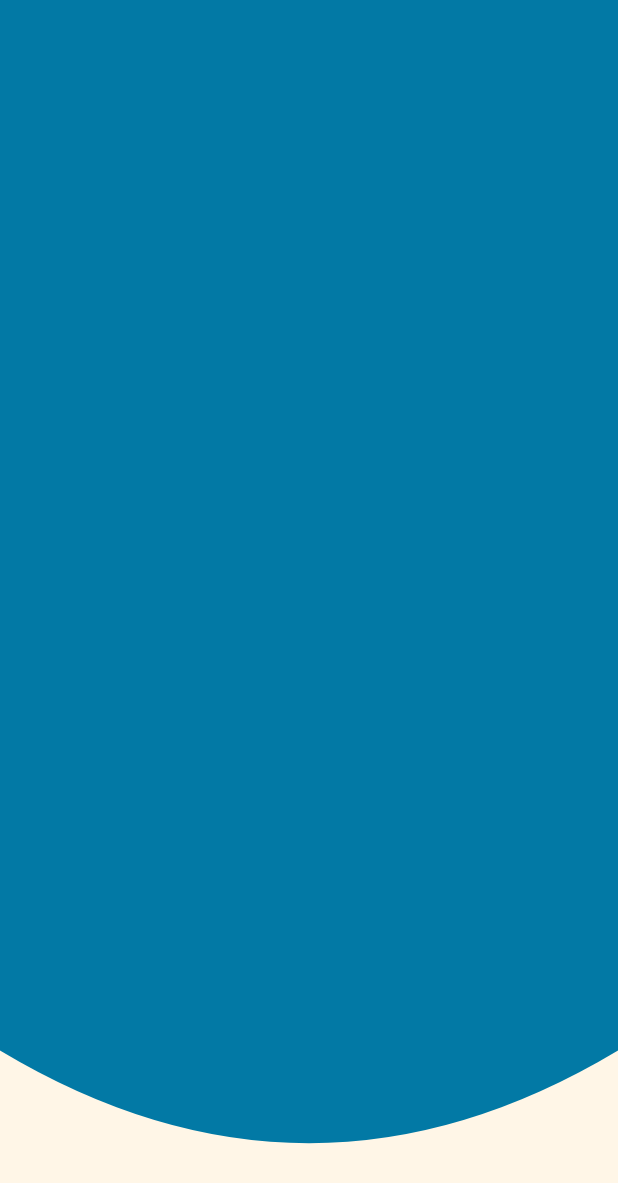
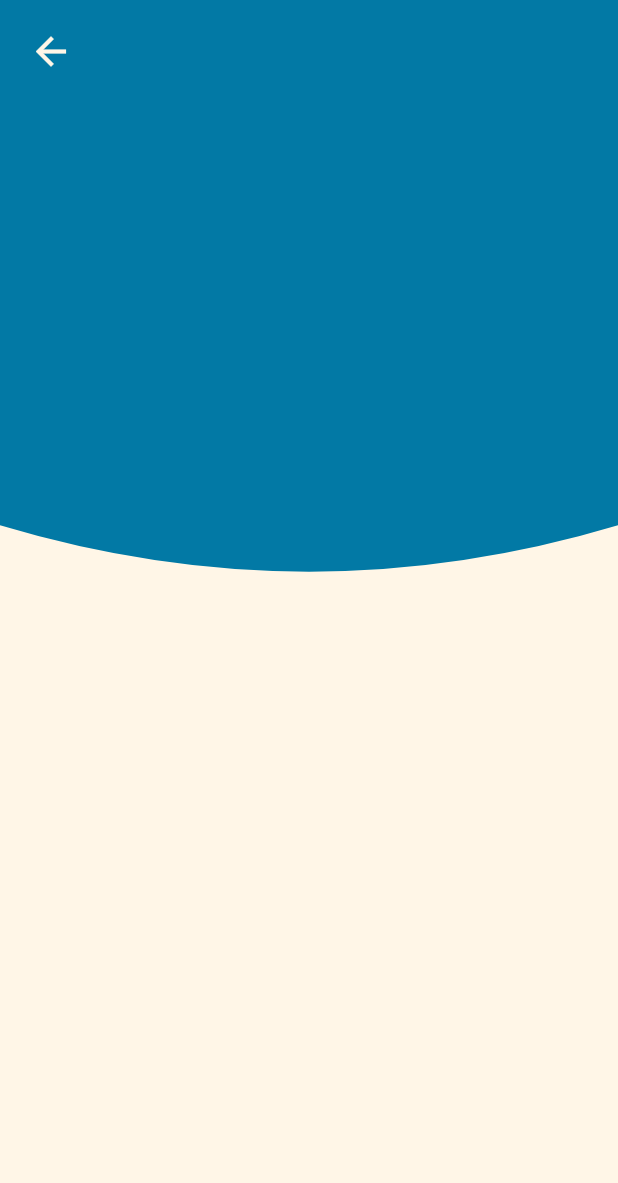
Before and after one commit to BerPGR/flutter-chiquinho, a Flutter app: the ProductScreen screen opened directly, on a phone screen of 412 x 824 dp. Shown: the top 1183 px of the screen. Run offline on Flutter 3.47's test engine with Material 2 defaults, Android fonts, the phone set to English and light mode, and no system bars.

Commit message:
Header da pagina de produtos

```diff
--- a/lib/screens/product_screen.dart
+++ b/lib/screens/product_screen.dart
@@ -1,4 +1,5 @@
 // ignore_for_file: public_member_api_docs, sort_constructors_first
+import 'package:chiquinho/colors/palette.dart';
 import 'package:chiquinho/product/productBackground.dart';
 import 'package:flutter/material.dart';
 
@@ -23,13 +24,34 @@ class _ProductScreenState extends State<ProductScreen> {
       body: Stack(
         children: [
           ProductBackground(
-            screenHeight: MediaQuery.of(context).size.height,
+            screenHeight: MediaQuery.of(context).size.height * 0.5,
             colorId: widget.sorvete.categoriaId,
           ),
           SafeArea(
             child: SingleChildScrollView(
               child: Column(
-                children: [],
+                children: [
+                  Padding(
+                    padding: EdgeInsets.symmetric(horizontal: 10, vertical: 10),
+                    child: Row(
+                        mainAxisAlignment: MainAxisAlignment.spaceBetween,
+                        children: [
+                          IconButton(
+                              onPressed: () {
+                                Navigator.pop(context);
+                              },
+                              icon: Icon(
+                                Icons.arrow_back,
+                                color: widget.sorvete.categoriaId == 3 ||
+                                        widget.sorvete.categoriaId == 4 ||
+                                        widget.sorvete.categoriaId == 5
+                                    ? Colors.black87
+                                    : Palette.scaffoldBackground,
+                                size: 30,
+                              ))
+                        ]),
+                  )
+                ],
               ),
             ),
           ),
```
